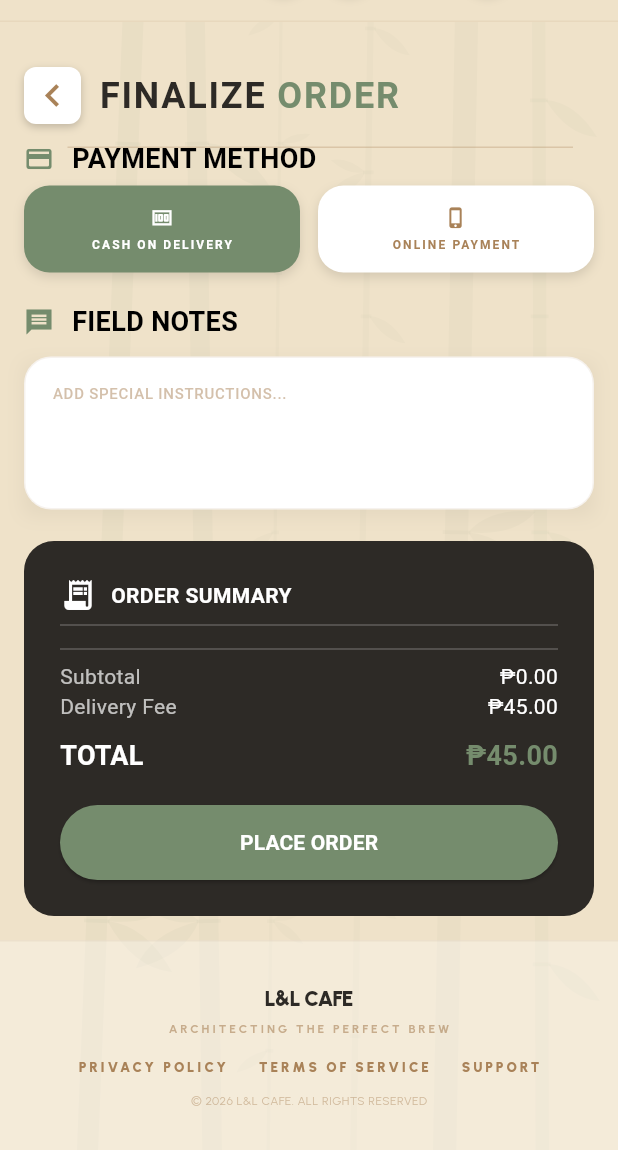
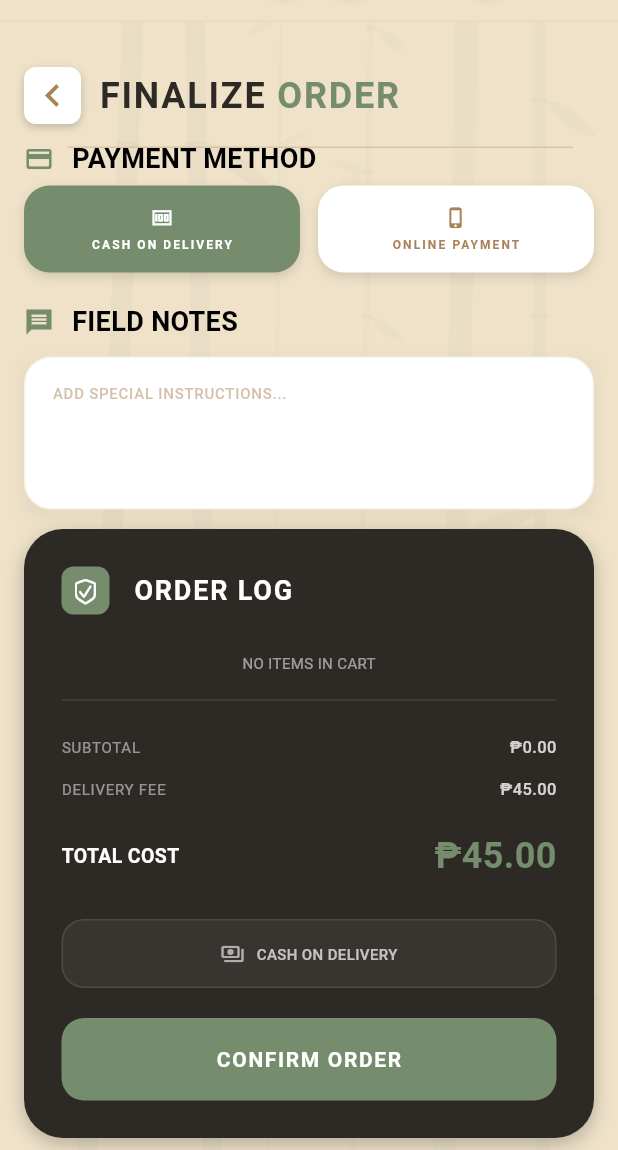
Before and after one commit to hiimkhel/L-L_Cafe_Integrated_Business_Management_System-LCIBMS-, a Flutter app: the CartCheckoutScreen screen opened directly with empty values, scrolled down 503 dp, on a phone screen of 412 x 824 dp, the part 86-1236 px from its top. Run offline on Flutter 3.47's test engine with Material 3 defaults, Android fonts, the phone set to English and light mode, and no system bars; our stand-ins replace file_picker, firebase_auth, firebase_core, flutter_dotenv, google_sign_in; missing offline and left inert: flutter_facebook_auth; accounts and stored records are empty.

Commit message:
Styled the checkout summary

```diff
--- a/frontend/lib/features/checkout/customer/presentation/cart_checkout_screen.dart
+++ b/frontend/lib/features/checkout/customer/presentation/cart_checkout_screen.dart
@@ -851,53 +851,175 @@ Widget _finalizeHeader({bool isMobile = false}) {
 
 
   Widget _cartCheckoutSummary({bool isMobile = false}) {
-    final subtotal = _items.fold<double>(0, (sum, item) => sum + (item.price * item.quantity));
-    final deliveryFee = _isDelivery ? 45.0 : 0.0;
-    final total = subtotal + deliveryFee;
+    const double deliveryFee = 45.0;
+    final double subTotal = _items.fold(
+      0,
+      (sum, item) => sum + (item.price * item.quantity),
+    );
+
+    final double appliedDeliveryFee = _isDelivery ? deliveryFee : 0.0;
+    final double orderTotal = subTotal + appliedDeliveryFee;
 
     return Container(
-      margin: const EdgeInsets.all(16),
-      padding: const EdgeInsets.all(24),
-      decoration: BoxDecoration(color: AppColors.receiptDark, borderRadius: BorderRadius.circular(20)),
+      padding: const EdgeInsets.all(25),
+      margin: isMobile
+          ? const EdgeInsets.fromLTRB(16, 8, 16, 20)
+          : const EdgeInsets.fromLTRB(1, 20, 30, 20),
+      decoration: BoxDecoration(
+        color: AppColors.receiptDark,
+        borderRadius: BorderRadius.circular(26),
+        boxShadow: [
+          BoxShadow(
+            color: AppColors.receiptDark.withOpacity(.3),
+            offset: const Offset(0, 4),
+            blurRadius: 10,
+          ),
+        ],
+      ),
+      child: SingleChildScrollView(
         child: Column(
+          crossAxisAlignment: CrossAxisAlignment.start,
           children: [
-          const Row(children: [Icon(Icons.receipt_long, color: Colors.white), SizedBox(width: 10), Text("ORDER SUMMARY", style: TextStyle(color: Colors.white, fontWeight: FontWeight.bold))]),
-          const Divider(color: Colors.white24),
+            // Header
+            Row(
+              children: [
+                Container(
+                  width: 32,
+                  height: 32,
+                  alignment: Alignment.center,
+                  decoration: BoxDecoration(
+                    color: AppColors.secondary,
+                    borderRadius: BorderRadius.circular(8),
+                  ),
+                  child: const Icon(CupertinoIcons.checkmark_shield, size: 20, color: Colors.white),
+                ),
+                const SizedBox(width: 16),
+                const Text(
+                  'ORDER LOG',
+                  style: TextStyle(
+                    color: Colors.white,
+                    fontSize: 18,
+                    fontWeight: FontWeight.bold,
+                    letterSpacing: 1.2,
+                  ),
+                ),
+              ],
+            ),
+            const SizedBox(height: 25),
+
+            // Order Items List
             ..._items.map((item) => Padding(
-            padding: const EdgeInsets.symmetric(vertical: 4),
+                  padding: const EdgeInsets.only(bottom: 14),
                   child: Row(
-              mainAxisAlignment: MainAxisAlignment.spaceBetween,
                     children: [
-                Text("${item.quantity}x ${item.name}", style: const TextStyle(color: Colors.white70)),
-                Text("₱${(item.price * item.quantity).toStringAsFixed(2)}", style: const TextStyle(color: Colors.white)),
+                      Expanded(
+                        child: Column(
+                          crossAxisAlignment: CrossAxisAlignment.start,
+                          children: [
+                            Text(
+                              item.name.toUpperCase(),
+                              style: const TextStyle(color: Colors.white, fontSize: 11, fontWeight: FontWeight.bold),
+                            ),
+                            Text(
+                              '${item.quantity} UNITS',
+                              style: TextStyle(color: Colors.white.withOpacity(0.5), fontSize: 9),
+                            ),
+                          ],
+                        ),
+                      ),
+                      Text(
+                        '₱${(item.price * item.quantity).toStringAsFixed(2)}',
+                        style: const TextStyle(color: AppColors.secondary, fontSize: 12, fontWeight: FontWeight.w600),
+                      ),
                     ],
                   ),
                 )),
-          const Divider(color: Colors.white24),
-          _summaryRow("Subtotal", subtotal),
-          _summaryRow("Delivery Fee", deliveryFee),
+
+            if (_items.isEmpty)
+              const Center(child: Text("NO ITEMS IN CART", style: TextStyle(color: Colors.white54, fontSize: 10))),
+
             const SizedBox(height: 10),
-          _summaryRow("TOTAL", total, isTotal: true),
+            Divider(thickness: 1, color: Colors.white.withOpacity(0.1)),
+            const SizedBox(height: 15),
+
+            // Calculation Rows
+            _buildSummaryRow('SUBTOTAL', '₱${subTotal.toStringAsFixed(2)}'),
+            if (_isDelivery) ...[
+              const SizedBox(height: 12),
+              _buildSummaryRow('DELIVERY FEE', '₱${appliedDeliveryFee.toStringAsFixed(2)}'),
+            ],
+
             const SizedBox(height: 20),
+
+            // Grand Total
+            Row(
+              children: [
+                const Text('TOTAL COST', style: TextStyle(color: Colors.white, fontSize: 13, fontWeight: FontWeight.bold)),
+                const Spacer(),
+                Text(
+                  '₱${orderTotal.toStringAsFixed(2)}',
+                  style: const TextStyle(color: AppColors.secondary, fontSize: 24, fontWeight: FontWeight.bold),
+                ),
+              ],
+            ),
+            const SizedBox(height: 25),
+
+            // Payment Method Badge
+            Container(
+              padding: const EdgeInsets.symmetric(horizontal: 11, vertical: 14),
+              decoration: BoxDecoration(
+                color: Colors.white.withOpacity(0.05),
+                borderRadius: BorderRadius.circular(15),
+                border: Border.all(color: Colors.white.withOpacity(0.1)),
+              ),
+              child: Row(
+                mainAxisAlignment: MainAxisAlignment.center,
+                children: [
+                  Icon(Icons.payments_outlined, size: 16, color: Colors.white.withOpacity(0.6)),
+                  const SizedBox(width: 8),
+                  Flexible(
+                    child: Text(
+                      _isCash
+                        ? (_isDelivery ? 'CASH ON DELIVERY' : 'CASH ON PICKUP')
+                        : 'ONLINE PAYMENT',
+                      style: TextStyle(color: Colors.white.withOpacity(0.7), fontSize: 10, fontWeight: FontWeight.w500),
+                    ),
+                  ),
+                ],
+              ),
+            ),
+            const SizedBox(height: 20),
+
+            // Confirm Button
             SizedBox(
               width: double.infinity,
+              height: 55,
               child: ElevatedButton(
-              style: ElevatedButton.styleFrom(backgroundColor: AppColors.secondary, padding: const EdgeInsets.symmetric(vertical: 15)),
                 onPressed: _isLoading ? null : _createOrder,
-              child: const Text("PLACE ORDER", style: TextStyle(fontWeight: FontWeight.bold, color: Colors.white)),
+                style: ElevatedButton.styleFrom(
+                  backgroundColor: AppColors.secondary,
+                  foregroundColor: Colors.white,
+                  shape: RoundedRectangleBorder(borderRadius: BorderRadius.circular(15)),
+                  elevation: 0,
                 ),
-          )
+                child: _isLoading
+                    ? const SizedBox(height: 20, width: 20, child: CircularProgressIndicator(color: Colors.white, strokeWidth: 2))
+                    : const Text('CONFIRM ORDER', style: TextStyle(fontSize: 14, fontWeight: FontWeight.bold, letterSpacing: 1.1)),
+              ),
+            ),
           ],
+        ),
       ),
     );
   }
 
-  Widget _summaryRow(String label, double value, {bool isTotal = false}) {
+  // Helper for cleaner code
+  Widget _buildSummaryRow(String label, String value) {
     return Row(
-      mainAxisAlignment: MainAxisAlignment.spaceBetween,
       children: [
-        Text(label, style: TextStyle(color: isTotal ? Colors.white : Colors.white70, fontSize: isTotal ? 18 : 14, fontWeight: isTotal ? FontWeight.bold : FontWeight.normal)),
-        Text("₱${value.toStringAsFixed(2)}", style: TextStyle(color: isTotal ? AppColors.secondary : Colors.white, fontSize: isTotal ? 18 : 14, fontWeight: isTotal ? FontWeight.bold : FontWeight.normal)),
+        Text(label, style: TextStyle(color: Colors.white.withOpacity(0.5), fontSize: 10, letterSpacing: 0.5)),
+        const Spacer(),
+        Text(value, style: TextStyle(color: Colors.white.withOpacity(0.8), fontSize: 11, fontWeight: FontWeight.w500)),
       ],
     );
   }
```
Lines whose indentation alone changed are shown as unchanged.
